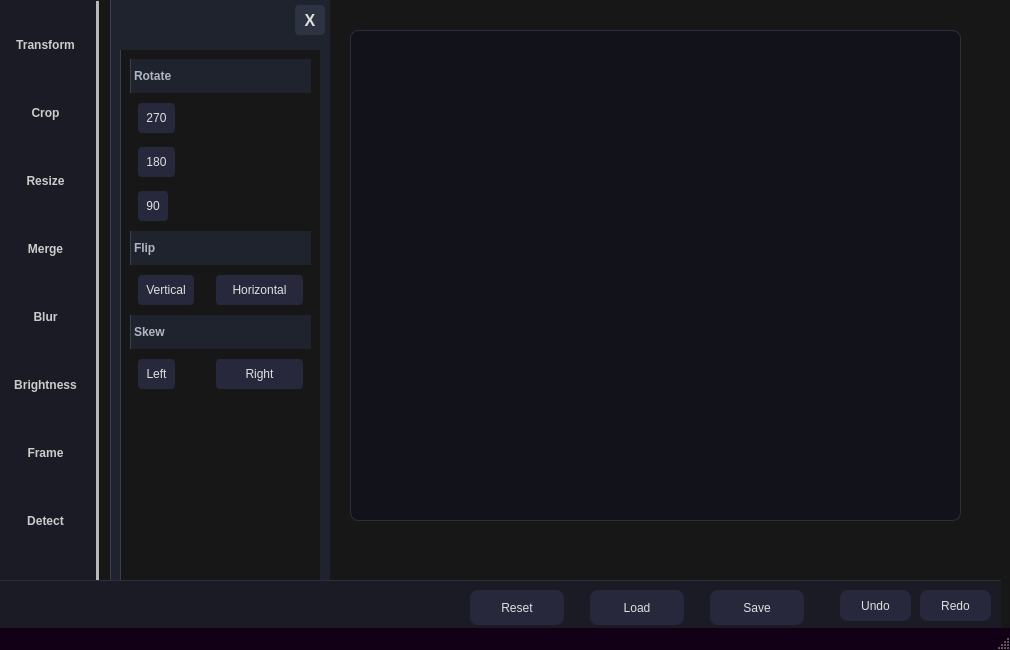
Before: the Qt Designer form mainwindow.ui in Abdelhamid-El-rashidy/RGBit, drawn with Qt 5.
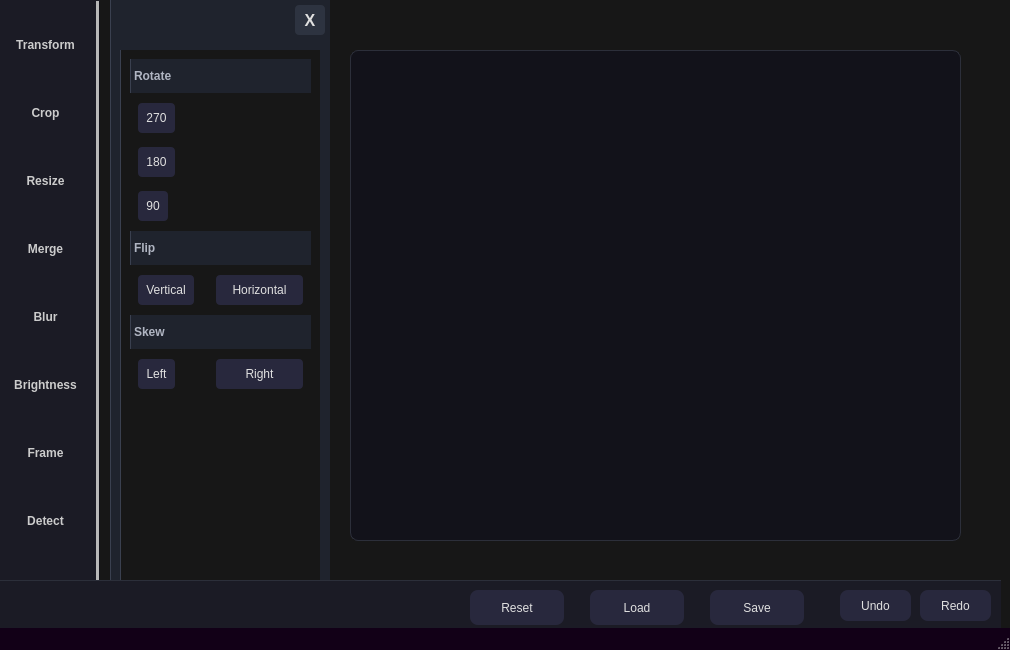
After: the same form once the commit is applied. Custom widgets are drawn as their Qt base class.

```diff
--- a/mainwindow.ui
+++ b/mainwindow.ui
@@ -397,7 +397,7 @@
     <property name="geometry">
      <rect>
       <x>350</x>
-      <y>30</y>
+      <y>50</y>
       <width>611</width>
       <height>491</height>
      </rect>
```
